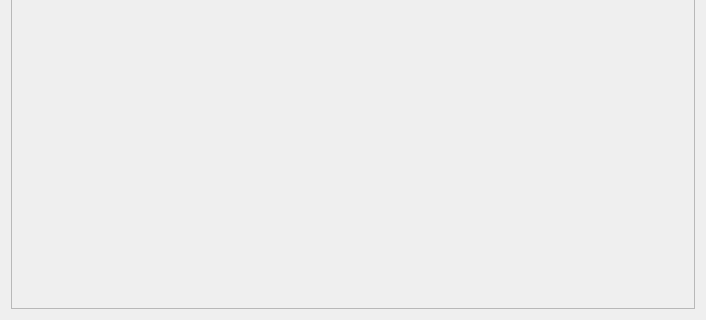
Cvelth/NoteEditor, file NoteEditor/NoteEditor.ui: the form before one commit; both pictures show x 0 to 706 and y 202 to 522 of the 706 by 522 pixel window.
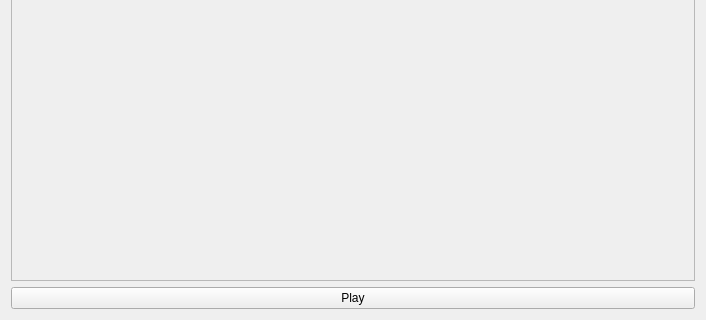
The form after the commit.

The edit to the form file:
```diff
--- a/NoteEditor/NoteEditor.ui
+++ b/NoteEditor/NoteEditor.ui
@@ -25,7 +25,7 @@
         <x>0</x>
         <y>0</y>
         <width>686</width>
-        <height>492</height>
+                <height>463</height>
        </rect>
       </property>
       <layout class="QHBoxLayout" name="horizontalLayout">
@@ -43,6 +43,13 @@
      </item>
     </layout>
    </item>
+      <item>
+        <widget class="QPushButton" name="playButton">
+          <property name="text">
+            <string>Play</string>
+          </property>
+        </widget>
+      </item>
   </layout>
  </widget>
  <layoutdefault spacing="6" margin="11"/>
```
Lines whose indentation alone changed are shown as unchanged.
